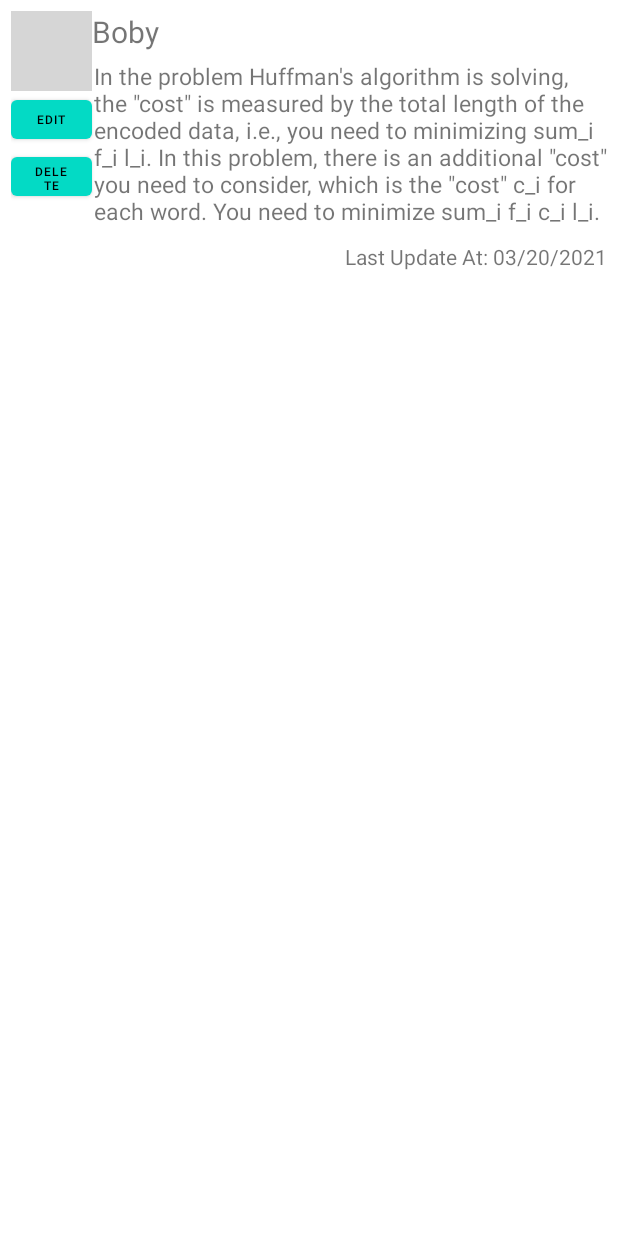
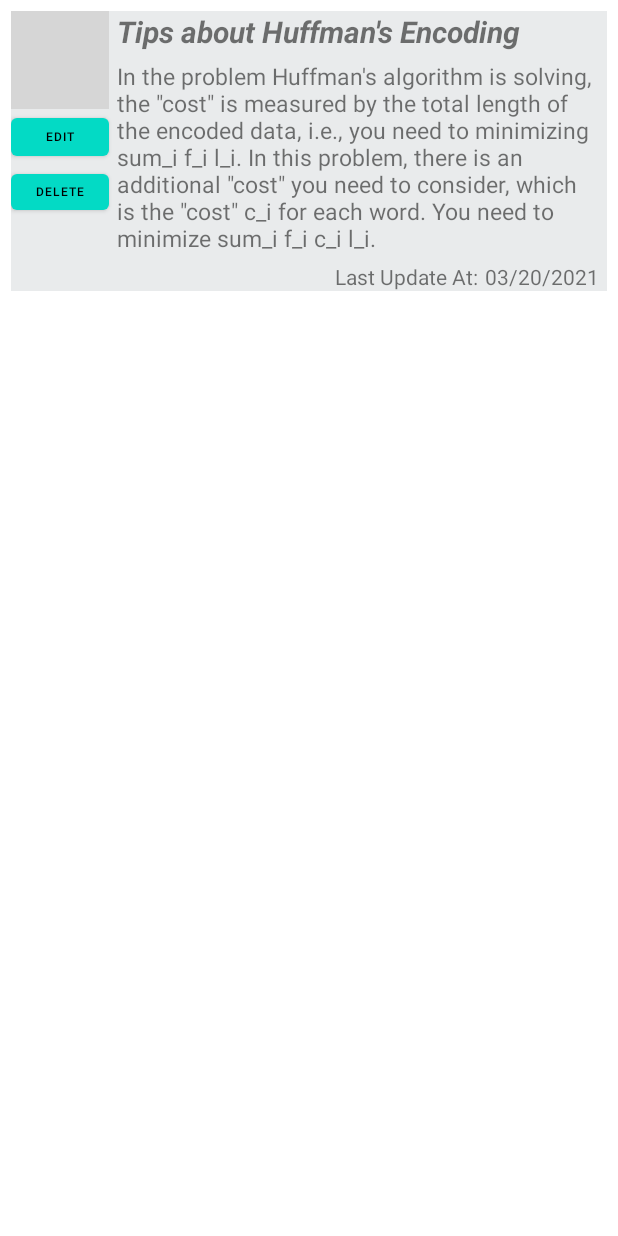
Before and after one commit to Toubat/Courstack, an Android app: the layout forum_item_answer.xml on its own in the app's theme, with its tools: preview values and no code run, on a phone screen of 412 x 824 dp. Run offline under Robolectric (Android 15) with nearby library versions, the light colour scheme and no system bars; grey boxes are pictures that could not be loaded.

Commit message:
update xml

```diff
--- a/app/src/main/res/layout/forum_item_answer.xml
+++ b/app/src/main/res/layout/forum_item_answer.xml
@@ -5,12 +5,13 @@
     android:id="@+id/item_answer"
     android:layout_width="match_parent"
     android:layout_height="wrap_content"
-    android:layout_margin="7dp">
+    android:layout_margin="7dp"
+    android:background="#E9EBEC">
 
     <ImageView
-        android:id="@+id/imageView"
-        android:layout_width="54dp"
-        android:layout_height="53dp"
+        android:id="@+id/ivProfile"
+        android:layout_width="65dp"
+        android:layout_height="65dp"
         android:layout_alignParentStart="true"
         android:layout_alignParentTop="true"
         android:layout_marginStart="0dp"
@@ -18,26 +19,30 @@
         tools:srcCompat="@tools:sample/avatars" />
 
     <TextView
-        android:id="@+id/username"
-        android:layout_width="wrap_content"
+        android:id="@+id/tvAnswerTitle"
+        android:layout_width="88dp"
         android:layout_height="wrap_content"
         android:layout_alignParentTop="true"
-        android:layout_marginStart="0dp"
+        android:layout_alignParentEnd="true"
+        android:layout_marginStart="5dp"
         android:layout_marginTop="0dp"
-        android:layout_toEndOf="@+id/imageView"
+        android:layout_marginEnd="5dp"
+        android:layout_toEndOf="@+id/ivProfile"
         android:textSize="20dp"
-        tools:text="Boby" />
+        android:textStyle="bold|italic"
+        tools:text="Tips about Huffman's Encoding" />
 
     <TextView
-        android:id="@+id/post_text"
-        android:layout_width="match_parent"
+        android:id="@+id/tvAnswer"
+        android:layout_width="297dp"
         android:layout_height="wrap_content"
-        android:layout_below="@+id/username"
+        android:layout_below="@+id/tvAnswerTitle"
         android:layout_alignParentEnd="true"
-        android:layout_marginStart="1dp"
+        android:layout_marginStart="5dp"
         android:layout_marginTop="5dp"
-        android:layout_marginEnd="0dp"
-        android:layout_toEndOf="@+id/imageView"
+        android:layout_marginEnd="5dp"
+        android:layout_toEndOf="@+id/btnEdit"
+        android:lines="7"
         android:textSize="15dp"
         tools:text="In the problem Huffman's algorithm is solving, the &quot;cost&quot; is measured by the total length of the encoded data, i.e., you need to minimizing \sum_i f_i l_i. In this problem, there is an additional &quot;cost&quot; you need to consider, which is the &quot;cost&quot; c_i for each word. You need to minimize \sum_i f_i c_i l_i." />
 
@@ -45,43 +50,45 @@
         android:id="@+id/updateText"
         android:layout_width="wrap_content"
         android:layout_height="wrap_content"
-        android:layout_below="@+id/post_text"
+        android:layout_below="@+id/tvAnswer"
+        android:layout_alignParentStart="true"
         android:layout_alignParentEnd="true"
-        android:layout_marginTop="10dp"
-        android:layout_marginEnd="79dp"
+        android:layout_marginStart="216dp"
+        android:layout_marginTop="5dp"
+        android:layout_marginEnd="83dp"
         android:text="Last Update At:" />
 
     <TextView
-        android:id="@+id/last_update"
+        android:id="@+id/tvLastUpdate"
         android:layout_width="wrap_content"
         android:layout_height="wrap_content"
         android:layout_alignTop="@+id/updateText"
         android:layout_alignParentEnd="true"
         android:layout_marginTop="0dp"
-        android:layout_marginEnd="0dp"
+        android:layout_marginEnd="5dp"
         tools:text="03/20/2021" />
 
     <Button
-        android:id="@+id/edit_bt"
-        android:layout_width="52dp"
-        android:layout_height="38dp"
-        android:layout_below="@+id/imageView"
+        android:id="@+id/btnEdit"
+        android:layout_width="64dp"
+        android:layout_height="37dp"
+        android:layout_below="@+id/ivProfile"
+        android:layout_alignEnd="@+id/ivProfile"
         android:layout_alignParentStart="true"
         android:layout_marginTop="0dp"
         android:layout_marginEnd="0dp"
-        android:layout_toStartOf="@+id/post_text"
         android:text="Edit"
         android:textSize="8sp" />
 
     <Button
-        android:id="@+id/Delete_bt"
-        android:layout_width="52dp"
-        android:layout_height="38dp"
-        android:layout_below="@+id/edit_bt"
+        android:id="@+id/btnDelete"
+        android:layout_width="65dp"
+        android:layout_height="36dp"
+        android:layout_below="@+id/btnEdit"
+        android:layout_alignEnd="@+id/ivProfile"
         android:layout_alignParentStart="true"
         android:layout_marginTop="0dp"
         android:layout_marginEnd="0dp"
-        android:layout_toStartOf="@+id/post_text"
         android:text="Delete"
         android:textSize="8sp" />
 
--- a/app/src/main/res/layout/fragment_forum.xml
+++ b/app/src/main/res/layout/fragment_forum.xml
@@ -23,7 +23,7 @@
         android:layout_below="@+id/forum_bar"
         android:layout_alignParentStart="true"
         android:layout_marginStart="0dp"
-        android:layout_marginTop="5dp" />
+        android:layout_marginTop="0dp" />
 
     <!-- TODO: Update blank fragment layout -->
 
```
Also changed, not shown: app/src/main/res/layout/forum_item_post.xml (+30 -16 lines), app/src/main/res/layout/forum_rv_answers.xml (+43 -18 lines).
